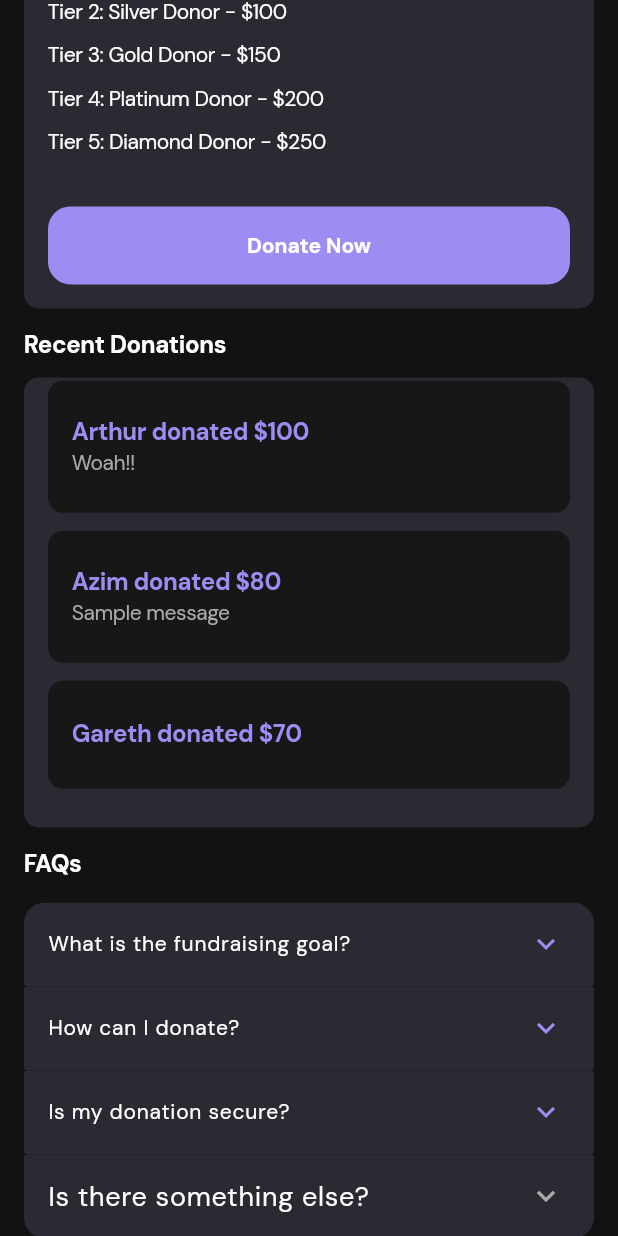
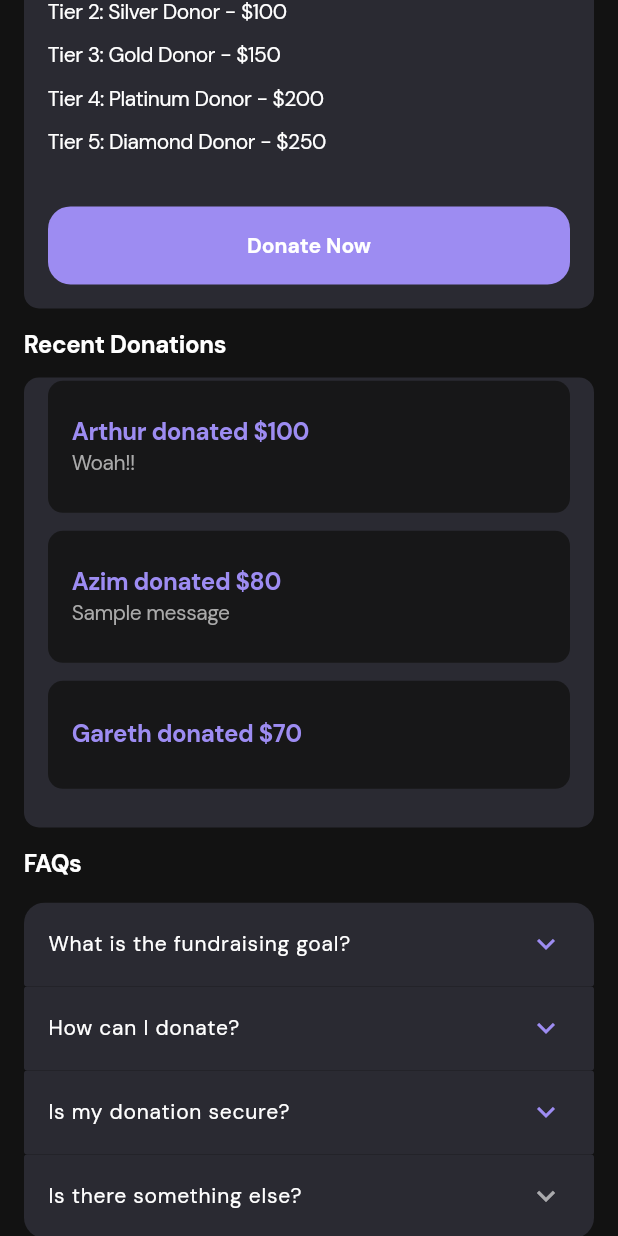
Before and after one commit to osamaasifoak/medito-fundraising, a Flutter app: the screen it shows after launch, scrolled down 1728 dp, on a phone screen of 412 x 824 dp. Run offline on Flutter 3.47's test engine with Material 3 defaults, Android fonts, the phone set to English and light mode, and no system bars; our stand-ins replace animated_text_kit, email_validator, flutter_dotenv, flutter_riverpod, flutter_svg, go_router; missing offline and left inert: flutter_stripe, universal_html.

Commit message:
fix: faq ListTile title

```diff
--- a/lib/widgets/faq/email_form_expansion_panel_widget.dart
+++ b/lib/widgets/faq/email_form_expansion_panel_widget.dart
@@ -16,6 +16,11 @@ class _EmailFormExpansionPanelWidgetState
   bool _isExpanded = false;
   @override
   Widget build(BuildContext context) {
+    var bodyStyle = Theme.of(context).textTheme.bodyLarge?.copyWith(
+          fontSize: getDefaultBodyFontSize(context),
+          color: ColorConstants.walterWhite,
+        );
+
     return ExpansionPanelList(
       elevation: 1,
       expandedHeaderPadding: EdgeInsets.zero,
@@ -33,8 +38,11 @@ class _EmailFormExpansionPanelWidgetState
             child: EmailFormWidget(),
           ),
           headerBuilder: (BuildContext context, bool isExpanded) {
-            return const ListTile(
-              title: Text(StringConstants.isThereSomethingElse),
+            return ListTile(
+              title: Text(
+                StringConstants.isThereSomethingElse,
+                style: bodyStyle,
+              ),
             );
           },
           isExpanded: _isExpanded,
```
